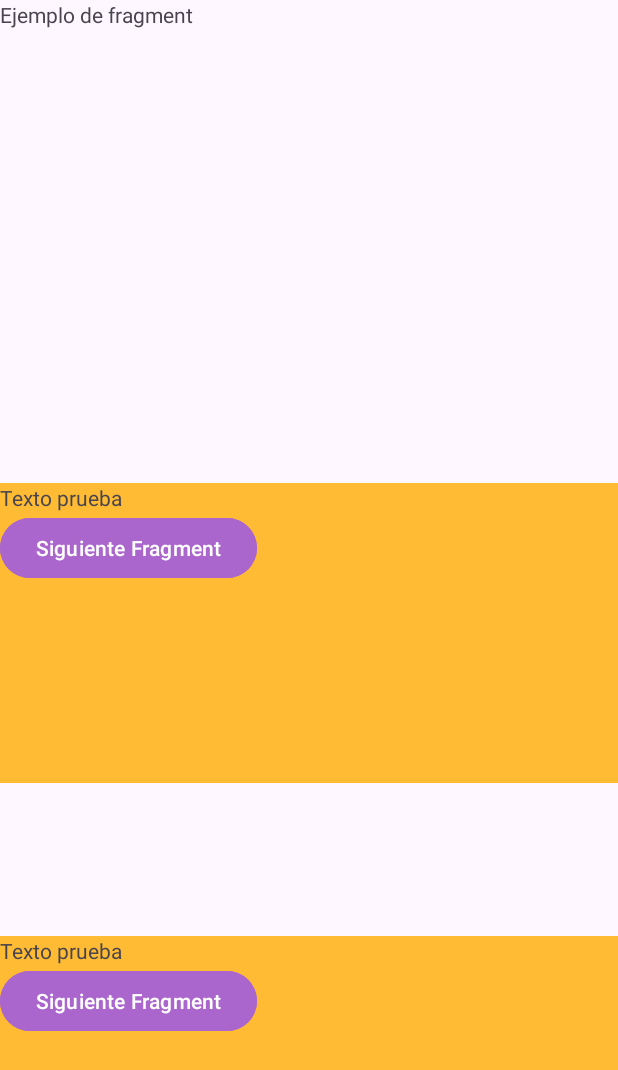
After one commit to JuanGR-FI/EjerciciosModulo4, an Android app: the FirstFragment screen opened directly, with no data from a screen before it, on a phone screen of 412 x 824 dp. The commit adds this screen. Shown: the top 1070 px of the screen. Run offline under Robolectric (Android 15) with nearby library versions, the phone set to English and light mode, and no system bars.

Commit message:
Agregando fragments, Picasso e internacionalizacion

```diff
--- a/app/src/main/java/com/jacgr/ejerciciosmodulo4/Ejercicio2/models/Game.kt
+++ b/app/src/main/java/com/jacgr/ejerciciosmodulo4/Ejercicio2/models/Game.kt
@@ -4,4 +4,4 @@ data class Game(
     val name: String,
     val price: Float,
     val category: String
-)
+): java.io.Serializable
--- /dev/null
+++ b/app/src/main/java/com/jacgr/ejerciciosmodulo4/Ejercicio3/fragments/FirstFragment.kt
@@ -0,0 +1,33 @@
+package com.jacgr.ejerciciosmodulo4.Ejercicio3.fragments
+
+import android.os.Bundle
+import androidx.fragment.app.Fragment
+import android.view.LayoutInflater
+import android.view.View
+import android.view.ViewGroup
+import com.jacgr.ejerciciosmodulo4.R
+import com.jacgr.ejerciciosmodulo4.databinding.FragmentFirstBinding
+
+class FirstFragment : Fragment(R.layout.fragment_first) {
+
+    private lateinit var binding : FragmentFirstBinding
+
+    override fun onViewCreated(view: View, savedInstanceState: Bundle?) {
+        super.onViewCreated(view, savedInstanceState)
+        binding = FragmentFirstBinding.bind(view)
+
+        binding.btnNextFragment.setOnClickListener {
+            parentFragmentManager.beginTransaction()
+                .replace(R.id.fgContainerView, SecondFragment.newInstance())
+                .addToBackStack("SecondFragment")
+                .commit()
+        }
+
+    }
+
+    companion object {
+
+        @JvmStatic
+        fun newInstance() = FirstFragment()
+    }
+}
--- /dev/null
+++ b/app/src/main/java/com/jacgr/ejerciciosmodulo4/Ejercicio3/fragments/FragmentActivity.kt
@@ -0,0 +1,12 @@
+package com.jacgr.ejerciciosmodulo4.Ejercicio3.fragments
+
+import androidx.appcompat.app.AppCompatActivity
+import android.os.Bundle
+import com.jacgr.ejerciciosmodulo4.R
+
+class FragmentActivity : AppCompatActivity() {
+    override fun onCreate(savedInstanceState: Bundle?) {
+        super.onCreate(savedInstanceState)
+        setContentView(R.layout.activity_fragment)
+    }
+}
--- /dev/null
+++ b/app/src/main/res/layout/activity_fragment.xml
@@ -0,0 +1,31 @@
+<?xml version="1.0" encoding="utf-8"?>
+<androidx.constraintlayout.widget.ConstraintLayout xmlns:android="http://schemas.android.com/apk/res/android"
+    xmlns:app="http://schemas.android.com/apk/res-auto"
+    xmlns:tools="http://schemas.android.com/tools"
+    android:layout_width="match_parent"
+    android:layout_height="match_parent"
+    tools:context=".Ejercicio3.fragments.FragmentActivity">
+
+    <TextView
+        android:id="@+id/tvTitle"
+        android:layout_width="match_parent"
+        android:layout_height="wrap_content"
+        android:text="@string/label_title_fragment"
+        app:layout_constraintTop_toTopOf="parent" />
+
+    <androidx.fragment.app.FragmentContainerView
+        android:id="@+id/fgContainerView"
+        android:name="com.jacgr.ejerciciosmodulo4.Ejercicio3.fragments.FirstFragment"
+        android:layout_width="match_parent"
+        android:layout_height="200dp"
+        app:layout_constraintBottom_toBottomOf="parent"
+        app:layout_constraintTop_toBottomOf="@id/tvTitle" />
+
+    <androidx.fragment.app.FragmentContainerView
+        android:id="@+id/fgContainerView2"
+        android:name="com.jacgr.ejerciciosmodulo4.Ejercicio3.fragments.FirstFragment"
+        android:layout_width="match_parent"
+        android:layout_height="200dp"
+        app:layout_constraintBottom_toBottomOf="parent" />
+
+</androidx.constraintlayout.widget.ConstraintLayout>
--- a/app/src/main/res/layout/activity_selection_component.xml
+++ b/app/src/main/res/layout/activity_selection_component.xml
@@ -54,7 +54,7 @@
         android:layout_width="wrap_content"
         android:layout_height="wrap_content"
         android:layout_marginStart="16dp"
-        android:text="¿Cuentas con tarjeta de crédito?"
+        android:text="@string/label_has_credit_card"
         app:layout_constraintStart_toStartOf="parent"
         app:layout_constraintTop_toBottomOf="@id/etLastName" />
 
@@ -89,7 +89,7 @@
             android:id="@+id/rbMan"
             android:layout_width="wrap_content"
             android:layout_height="wrap_content"
-            android:text="Hombre" />
+            android:text="@string/label_gender_male" />
 
         <RadioButton
             android:id="@+id/rbWoman"
--- /dev/null
+++ b/app/src/main/res/layout/fragment_first.xml
@@ -0,0 +1,28 @@
+<?xml version="1.0" encoding="utf-8"?>
+<androidx.constraintlayout.widget.ConstraintLayout xmlns:android="http://schemas.android.com/apk/res/android"
+    xmlns:tools="http://schemas.android.com/tools"
+    android:layout_width="match_parent"
+    android:layout_height="match_parent"
+    xmlns:app="http://schemas.android.com/apk/res-auto"
+    tools:context=".Ejercicio3.fragments.FirstFragment"
+    android:background="@android:color/holo_orange_light">
+
+    <!-- TODO: Update blank fragment layout -->
+    <TextView
+        android:id="@+id/tvTitle"
+        android:layout_width="match_parent"
+        android:layout_height="wrap_content"
+        app:layout_constraintTop_toTopOf="parent"
+        app:layout_constraintStart_toStartOf="parent"
+        android:text="Texto prueba" />
+
+    <Button
+        android:id="@+id/btnNextFragment"
+        android:layout_width="wrap_content"
+        android:layout_height="wrap_content"
+        android:backgroundTint="@android:color/holo_purple"
+        android:text="Siguiente Fragment"
+        app:layout_constraintStart_toStartOf="parent"
+        app:layout_constraintTop_toBottomOf="@id/tvTitle" />
+
+</androidx.constraintlayout.widget.ConstraintLayout>
--- a/app/src/main/res/values/strings.xml
+++ b/app/src/main/res/values/strings.xml
@@ -1,3 +1,9 @@
 <resources>
     <string name="app_name">EjerciciosModulo4</string>
+    <!--    activity selection component-->
+    <string name="label_has_credit_card">¿Do you have credit card?</string>
+    <string name="label_gender_male">Man</string>
+    <string name="label_title_fragment">Ejemplo de fragment</string>
+    <!-- TODO: Remove or change this placeholder text -->
+    <string name="hello_blank_fragment">Hello blank fragment</string>
 </resources>
```
Also changed, not shown: app/build.gradle (+7 -0 lines), app/src/main/AndroidManifest.xml (+17 -9 lines), app/src/main/java/com/jacgr/ejerciciosmodulo4/Ejercicio2/adapters/GameAdapter.kt (+8 -0 lines), app/src/main/java/com/jacgr/ejerciciosmodulo4/Ejercicio2/componentesgraficos/SelectionComponentActivity.kt (+14 -8 lines), app/src/main/java/com/jacgr/ejerciciosmodulo4/Ejercicio3/fragments/ParamsActivity.kt (added, +12 -0 lines), app/src/main/java/com/jacgr/ejerciciosmodulo4/Ejercicio3/fragments/ReceiveParamsFragment.kt (added, +58 -0 lines), app/src/main/java/com/jacgr/ejerciciosmodulo4/Ejercicio3/fragments/SecondFragment.kt (added, +25 -0 lines), app/src/main/java/com/jacgr/ejerciciosmodulo4/Ejercicio3/fragments/SendParamsFragment.kt (added, +32 -0 lines), app/src/main/res/layout/activity_params.xml (added, +15 -0 lines), app/src/main/res/layout/fragment_receive_params.xml (added, +26 -0 lines), app/src/main/res/layout/fragment_second.xml (added, +14 -0 lines), app/src/main/res/layout/fragment_send_params.xml (added, +15 -0 lines), app/src/main/res/layout/item_game.xml (+24 -17 lines), 1 other file.
